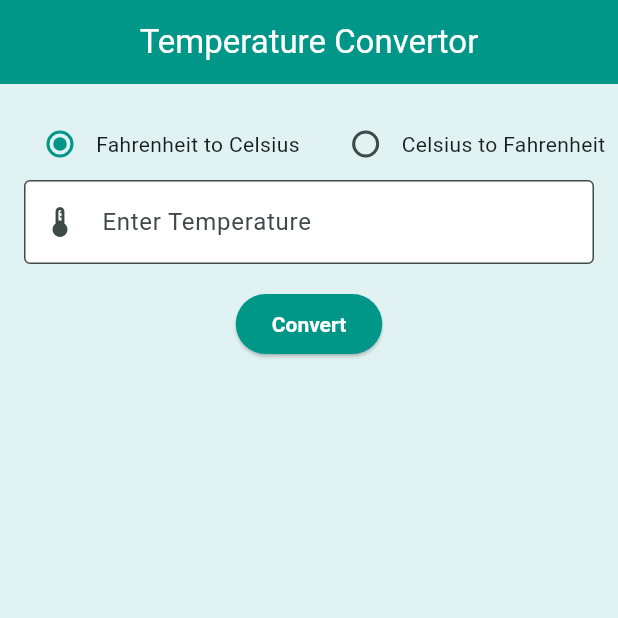
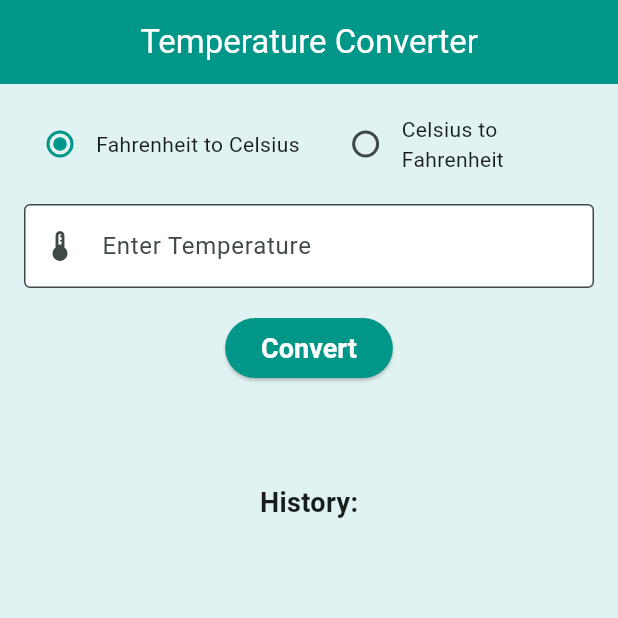
Before and after one commit to Mathias-Kabango3/flutterProjectOne, a Flutter app: the screen it shows after launch, on a phone screen of 412 x 824 dp, the top half of it. Run offline on Flutter 3.47's test engine with Material 3 defaults, Android fonts, the phone set to English and light mode, and no system bars.

Commit message:
(fix): overflow fix

```diff
--- a/lib/main.dart
+++ b/lib/main.dart
@@ -5,7 +5,6 @@ void main() {
   runApp(TemperatureConverterApp());
 }
 
-/// Main application widget that sets preferred orientations and launches the home screen
 class TemperatureConverterApp extends StatelessWidget {
   const TemperatureConverterApp({super.key});
 
@@ -19,7 +18,7 @@ class TemperatureConverterApp extends StatelessWidget {
 
     return MaterialApp(
       debugShowCheckedModeBanner: false,
-      theme:  ThemeData(
+      theme: ThemeData(
         colorScheme: ColorScheme.fromSeed(seedColor: Colors.teal),
         scaffoldBackgroundColor: Colors.teal[50],
         appBarTheme: AppBarTheme(
@@ -28,7 +27,8 @@ class TemperatureConverterApp extends StatelessWidget {
         ),
         elevatedButtonTheme: ElevatedButtonThemeData(
           style: ElevatedButton.styleFrom(
-            foregroundColor: Colors.white, backgroundColor: Colors.teal,
+            foregroundColor: Colors.white,
+            backgroundColor: Colors.teal,
             textStyle: TextStyle(fontWeight: FontWeight.bold),
           ),
         ),
@@ -43,7 +43,6 @@ class TemperatureConverterApp extends StatelessWidget {
   }
 }
 
-/// Stateful widget that contains the temperature conversion logic and UI
 class TemperatureConverter extends StatefulWidget {
   const TemperatureConverter({super.key});
 
@@ -53,19 +52,18 @@ class TemperatureConverter extends StatefulWidget {
 
 class _TemperatureConverterState extends State<TemperatureConverter>
     with SingleTickerProviderStateMixin {
-  final TextEditingController _controller = TextEditingController(); // Controller for input field
-  bool isFtoC = true; // Determines conversion direction
-  String result = ''; // Holds the conversion result
-  List<String> history = []; // Holds the list of past conversions
-  late AnimationController _animationController; // Controls animation timing
-  late Animation<double> _scaleAnimation; // Defines the scale animation
+  final TextEditingController _controller = TextEditingController();
+  bool isFtoC = true;
+  String result = '';
+  List<String> history = [];
+  late AnimationController _animationController;
+  late Animation<double> _scaleAnimation;
 
   @override
   void initState() {
     super.initState();
-    // Initialize animation controller for the result display
     _animationController = AnimationController(
-      duration: Duration(milliseconds: 300),
+      duration: Duration(milliseconds: 3000),
       vsync: this,
     );
     _scaleAnimation = CurvedAnimation(
@@ -74,7 +72,6 @@ class _TemperatureConverterState extends State<TemperatureConverter>
     );
   }
 
-  /// Converts the input temperature and updates the result and history
   void _convertTemperature() {
     final input = double.tryParse(_controller.text);
     if (input == null) return;
@@ -82,7 +79,6 @@ class _TemperatureConverterState extends State<TemperatureConverter>
     double converted;
     String conversion;
 
-    // Perform conversion based on selected direction
     if (isFtoC) {
       converted = (input - 32) * 5 / 9;
       conversion = 'F to C: $input => ${converted.toStringAsFixed(2)}';
@@ -91,7 +87,6 @@ class _TemperatureConverterState extends State<TemperatureConverter>
       conversion = 'C to F: $input => ${converted.toStringAsFixed(2)}';
     }
 
-    // Update UI with the result and animate
     setState(() {
       result = converted.toStringAsFixed(2);
       history.insert(0, conversion);
@@ -106,22 +101,21 @@ class _TemperatureConverterState extends State<TemperatureConverter>
     super.dispose();
   }
 
-  /// Builds the UI depending on orientation
   @override
   Widget build(BuildContext context) {
     return Scaffold(
-      appBar: AppBar(title: Text('Temperature Convertor'), centerTitle: true,),
-      body: SafeArea(child: OrientationBuilder(
+      appBar: AppBar(title: Text('Temperature Converter'), centerTitle: true),
+      body: SafeArea(
+        child: OrientationBuilder(
           builder: (context, orientation) {
-          final isPortrait = orientation == Orientation.portrait;
-
             return Padding(
               padding: const EdgeInsets.all(16.0),
+              child: SingleChildScrollView(
                 child: Column(
+                  crossAxisAlignment: CrossAxisAlignment.start,
                   children: [
-                // Conversion direction selector using radio buttons
                     Row(
-                  mainAxisAlignment: MainAxisAlignment.center,
+                      mainAxisAlignment: MainAxisAlignment.spaceBetween,
                       children: [
                         Radio<bool>(
                           activeColor: Colors.teal,
@@ -141,39 +135,64 @@ class _TemperatureConverterState extends State<TemperatureConverter>
                             setState(() => isFtoC = value!);
                           },
                         ),
-                    Text('Celsius to Fahrenheit'),
+                        Expanded(child: Text('Celsius to Fahrenheit')),
                       ],
                     ),
-                // Input field for temperature
+                    SizedBox(height: 16),
                     TextField(
                       controller: _controller,
-                  keyboardType: TextInputType.numberWithOptions(decimal: true),
+                      keyboardType: TextInputType.numberWithOptions(
+                        decimal: true,
+                      ),
                       decoration: InputDecoration(
                         labelText: 'Enter Temperature',
                         prefixIcon: Icon(Icons.thermostat_outlined),
                       ),
                     ),
                     SizedBox(height: 16),
-                // Convert button
-                ElevatedButton(
+                    Center(
+                      child: ElevatedButton(
                         onPressed: _convertTemperature,
-                  child: Text('Convert'),
+                        child: Text(
+                          'Convert',
+                          style: TextStyle(
+                            fontSize: 18,
+                            fontWeight: FontWeight.bold,
+                            color: Colors.white,
                           ),
-                SizedBox(height: 16),
-                // Animated display of the conversion result
-                ScaleTransition(
-                  scale: _scaleAnimation,
-                  child: Text(
-                    'Result: $result',
-                    style: TextStyle(fontSize: 24, fontWeight: FontWeight.bold, color: Colors.teal[800]),
+                        ),
                       ),
                     ),
                     SizedBox(height: 16),
-                // Display history of conversions
-                Expanded(
-                  child: ListView.builder(
+                    ScaleTransition(
+                      scale: _scaleAnimation,
+                      child: Center(
+                        child: Text(
+                          'Result: $result',
+                          style: TextStyle(
+                            fontSize: 24,
+                            fontWeight: FontWeight.bold,
+                            color: Colors.teal[800],
+                          ),
+                        ),
+                      ),
+                    ),
+                    SizedBox(height: 16),
+                    Center(
+                      child: Text(
+                        'History:',
+                        style: TextStyle(
+                          fontSize: 18,
+                          fontWeight: FontWeight.bold,
+                        ),
+                      ),
+                    ),
+                    ListView.builder(
+                      shrinkWrap: true,
+                      physics: NeverScrollableScrollPhysics(),
                       itemCount: history.length,
-                    itemBuilder: (context, index) => Card(
+                      itemBuilder:
+                          (context, index) => Card(
                             elevation: 2,
                             child: ListTile(
                               leading: Icon(Icons.history, color: Colors.teal),
@@ -181,12 +200,13 @@ class _TemperatureConverterState extends State<TemperatureConverter>
                             ),
                           ),
                     ),
+                  ],
                 ),
-              ],
               ),
             );
           },
         ),
-    ));
+      ),
+    );
   }
 }
```
Lines whose indentation alone changed are shown as unchanged.
